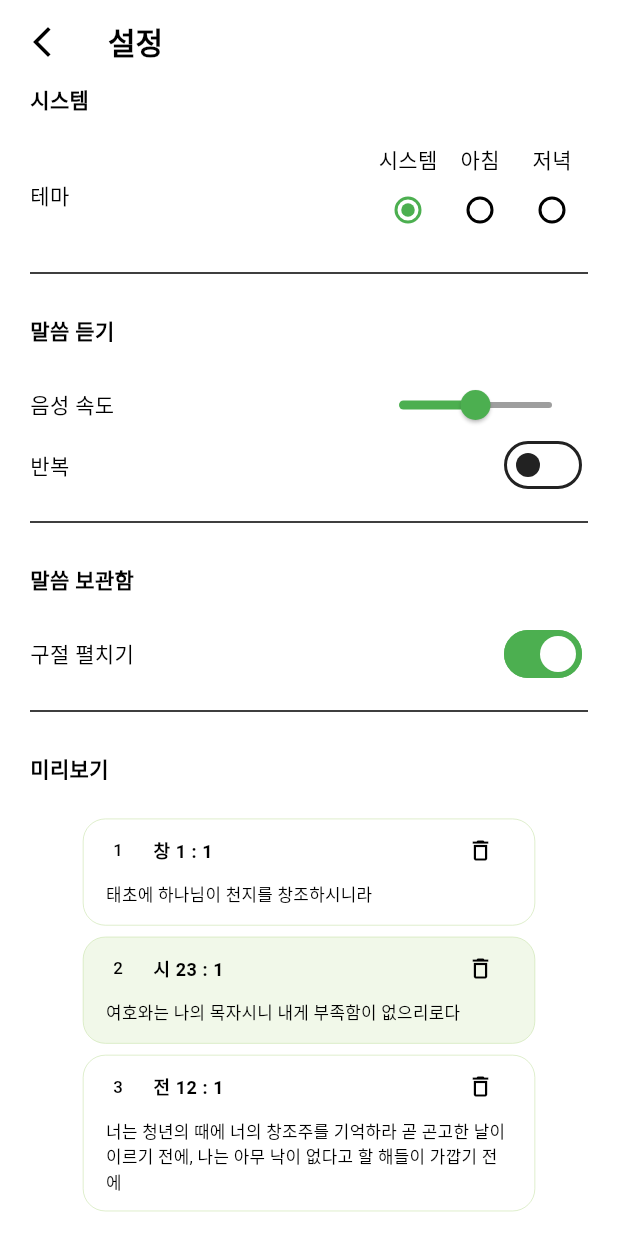
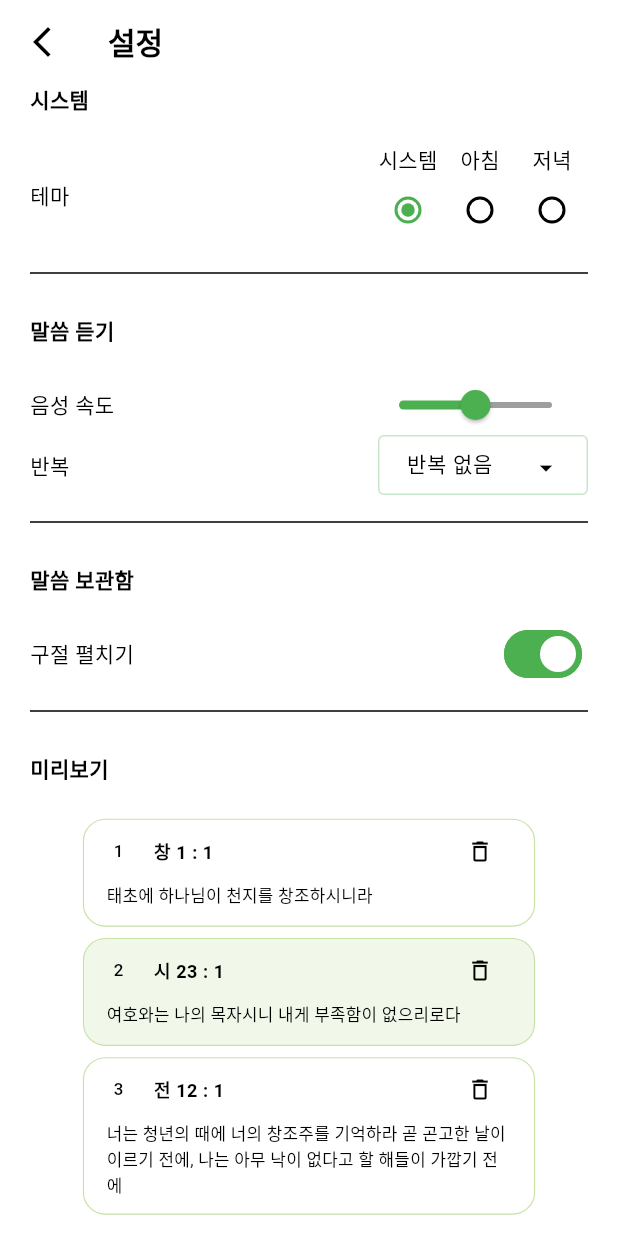
Before and after one commit to daiksoul/Haggadah, a Flutter app: the SettingsPage screen opened by its route, on a phone screen of 412 x 824 dp. Run offline on Flutter 3.47's test engine with Material 3 defaults, Android fonts, the phone set to English and light mode, and no system bars; our stand-ins replace audio_service, carousel_slider, cloud_firestore, firebase_auth, firebase_core, flutter_speed_dial and 5 more; accounts and stored records are empty; Roboto replaces fonts that are missing (Nanum); statements that could not run were skipped.

```diff
--- a/lib/audio/tts.dart
+++ b/lib/audio/tts.dart
@@ -34,7 +34,7 @@ class TtsState extends ChangeNotifier {
 
   void applySettings(AppSettingState setting) {
     _tts.setSpeechRate(setting.speechRate);
-    _playHandler.repeat = setting.repeat;
+    _playHandler.repeatOption = setting.repeatOption;
   }
 
   void setTexts(List<String> texts) {
--- a/lib/setting/setting.dart
+++ b/lib/setting/setting.dart
@@ -136,14 +136,53 @@ class SettingsState extends State<SettingsPage> {
                     children: [
                       Text('반복'),
                       Consumer<AppSettingState>(
-                        builder: (_, state, __) {
-                          return Switch(
-                            value: state.repeat,
-                            onChanged: (v) {
-                              state.repeat = v;
-                            },
-                          );
-                        },
+                        builder: (_, setting, __) => DropdownMenu<RepeatOption>(
+                          initialSelection: setting.repeatOption,
+                          dropdownMenuEntries: const [
+                            DropdownMenuEntry(
+                              value: RepeatOption.noRepeat,
+                              label: '반복 없음',
+                            ),
+                            DropdownMenuEntry(
+                              value: RepeatOption.repeatAll,
+                              label: '전체 반복',
+                            ),
+                            DropdownMenuEntry(
+                              value: RepeatOption.repeatOne,
+                              label: '한절 반복',
+                            ),
+                          ],
+                          onSelected: (v) {
+                            setting.repeatOption = v ?? setting.repeatOption;
+                          },
+                          trailingIcon: const Icon(
+                            Icons.arrow_drop_down,
+                            size: 20,
+                          ),
+                          selectedTrailingIcon: const Icon(
+                            Icons.arrow_drop_up,
+                            size: 20,
+                          ),
+                          width: 140,
+                          enableSearch: false,
+                          inputDecorationTheme: InputDecorationTheme(
+                            labelStyle: const TextStyle(fontSize: 12),
+                            constraints: BoxConstraints.tight(
+                              const Size.fromHeight(40),
+                            ),
+                            contentPadding:
+                                const EdgeInsets.symmetric(horizontal: 15),
+                          ),
+                          menuStyle: const MenuStyle(
+                            visualDensity: VisualDensity(
+                              horizontal: 0,
+                              vertical: -1,
+                            ),
+                            padding: WidgetStatePropertyAll(EdgeInsets.zero),
+                            elevation: WidgetStatePropertyAll(1),
+                          ),
+                          textStyle: const TextStyle(fontSize: 14),
+                        ),
                       ),
                     ],
                   ),
@@ -236,7 +275,7 @@ class SettingsState extends State<SettingsPage> {
             borderRadius: const BorderRadius.all(Radius.circular(20)),
             border: Border.all(
                 color: isLightMode ? odEvColor[300]! : dOdEvColor[300]!,
-                width: 0.5),
+                width: 1),
           ),
           child: Theme(
             data: Theme.of(context).copyWith(
--- a/lib/setting/settings_model.dart
+++ b/lib/setting/settings_model.dart
@@ -4,35 +4,52 @@ import 'package:flutter/material.dart';
 
 import './local.dart' as local;
 
+enum RepeatOption {
+  noRepeat('no_repeat'),
+  repeatAll('repeat_all'),
+  repeatOne('repeat_one');
+
+  final String string;
+
+  const RepeatOption(this.string);
+
+  static RepeatOption fromString(String? string) {
+    return RepeatOption.values.firstWhere(
+      (e) => e.string == string,
+      orElse: () => RepeatOption.noRepeat,
+    );
+  }
+}
+
 class AppSettings {
   ThemeMode themeMode;
   double speechRate;
-  bool repeat;
+  RepeatOption repeatOption;
   bool expandByDefault;
 
   AppSettings(
       {required this.themeMode,
       required this.speechRate,
-      required this.repeat,
+      required this.repeatOption,
       required this.expandByDefault});
 
   factory AppSettings.defaultSettings() {
     return AppSettings(
         themeMode: ThemeMode.system,
         speechRate: 1,
-        repeat: false,
+        repeatOption: RepeatOption.noRepeat,
         expandByDefault: true);
   }
 
   AppSettings copyWith(
       {ThemeMode? themeMode,
       double? speechRate,
-      bool? repeat,
+      RepeatOption? repeatOption,
       bool? expandByDefault}) {
     return AppSettings(
       themeMode: themeMode ?? this.themeMode,
       speechRate: speechRate ?? this.speechRate,
-      repeat: repeat ?? this.repeat,
+      repeatOption: repeatOption ?? this.repeatOption,
       expandByDefault: expandByDefault ?? this.expandByDefault,
     );
   }
@@ -40,14 +57,14 @@ class AppSettings {
   void copyFrom(AppSettings other) {
     themeMode = other.themeMode;
     speechRate = other.speechRate;
-    repeat = other.repeat;
+    repeatOption = other.repeatOption;
     expandByDefault = other.expandByDefault;
   }
 
   Map<String, dynamic> toJson() => {
         'themeMode': themeMode.toJson(),
         'speechRate': speechRate,
-        'repeat': repeat,
+        'repeatOption': repeatOption.string,
         'expandByDefault': expandByDefault,
       };
 
@@ -56,7 +73,7 @@ class AppSettings {
     return setting.copyWith(
       themeMode: SettingThemeMode.fromString(map['themeMode'] as String?),
       speechRate: (map['speechRate'] as num?)?.toDouble(),
-      repeat: map['repeat'] as bool?,
+      repeatOption: RepeatOption.fromString(map['repeatOption'] as String?),
       expandByDefault: map['expandByDefault'] as bool?,
     );
   }
@@ -100,9 +117,9 @@ class AppSettingState extends ChangeNotifier {
     debounceSettings();
   }
 
-  bool get repeat => _settings.repeat;
-  set repeat(bool b) {
-    _settings.repeat = b;
+  RepeatOption get repeatOption => _settings.repeatOption;
+  set repeatOption(RepeatOption o) {
+    _settings.repeatOption = o;
     notifyListeners();
     debounceSettings();
   }
```
Also changed, not shown: lib/audio/audio_play_handler.dart (+14 -3 lines), lib/store/verse_card.dart (+16 -3 lines).
